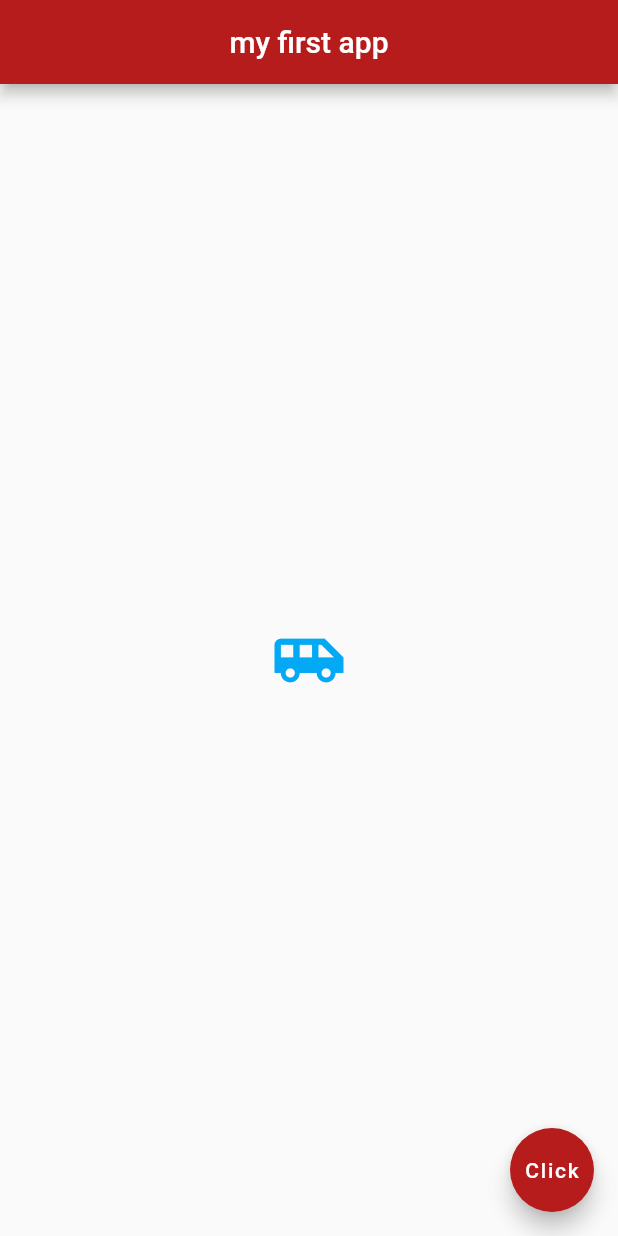
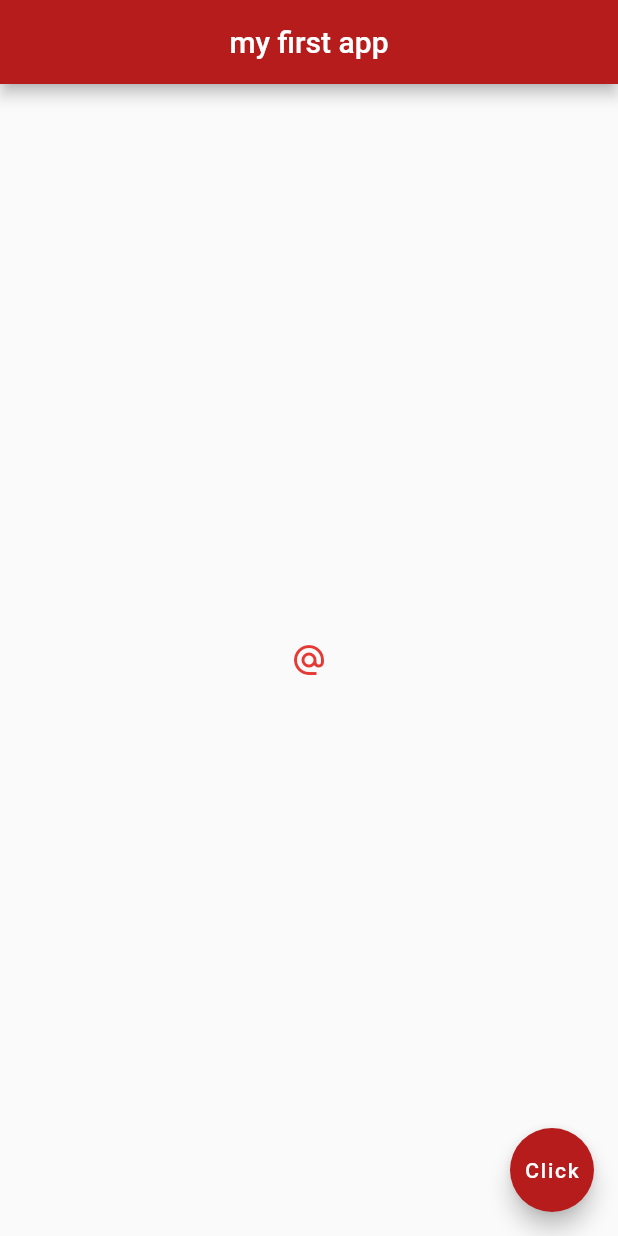
Before and after one commit to michaelovo/Flutter_basic, a Flutter app: the screen it shows after launch, on a phone screen of 412 x 824 dp. Run offline on Flutter 3.47's test engine with Material 2 defaults, Android fonts, the phone set to English and light mode, and no system bars.

Commit message:
Added and customized buttons and icons

```diff
--- a/lib/main.dart
+++ b/lib/main.dart
@@ -14,11 +14,22 @@ class Home extends StatelessWidget {
         backgroundColor: Colors.red[900],
       ),
       body:Center(
-        child: Icon(
-          Icons.airport_shuttle,
-          color: Colors.lightBlue,
-          size: 50.0,
+        child: IconButton(
+          onPressed: (){print('you click me');},
+          icon:Icon(Icons.alternate_email),
+          color: Colors.red[600],
         ),
+
+//        RaisedButton.icon(
+//          onPressed: (){},
+//          icon: Icon(
+//            Icons.mail,
+//          ),
+//          label: Text('messages'),
+//          textColor: Colors.white,
+//          color: Colors.pink,
+//        ),
+
                 //Image.asset('assets/david-clode-x.jpg'),
                 //Image.network(''),
         ),
```
